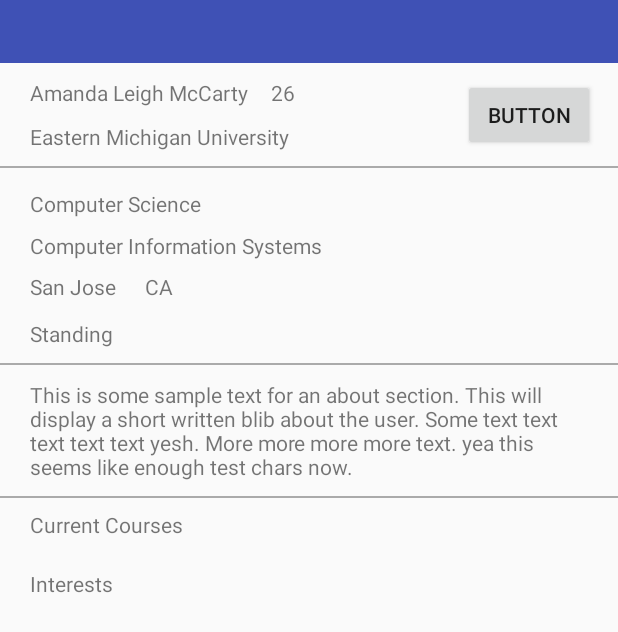
After one commit to amandamc72/CC_Android, an Android app: the ProfileActivity screen opened directly, with no data from a screen before it, on a phone screen of 412 x 824 dp. The commit adds this screen. Shown: the top 632 px of the screen. Run offline under Robolectric (Android 15) with nearby library versions, the phone set to English and light mode, and no system bars.

Commit message:
Basic profile ui before tinkering

```diff
--- a/app/build.gradle
+++ b/app/build.gradle
@@ -25,7 +25,7 @@ dependencies {
         exclude group: 'com.android.support', module: 'support-annotations'
     })
     compile 'com.android.support:appcompat-v7:24.2.1'
-    compile 'com.android.support.constraint:constraint-layout:1.0.1'
+    compile 'com.android.support.constraint:constraint-layout:1.0.2'
     compile 'com.google.code.gson:gson:2.8.0'
     compile 'com.squareup.retrofit2:retrofit:2.2.0'
     compile 'com.squareup.retrofit2:converter-gson:2.1.0'
--- a/app/src/main/AndroidManifest.xml
+++ b/app/src/main/AndroidManifest.xml
@@ -10,7 +10,7 @@
         android:label="@string/app_name"
         android:supportsRtl="true"
         android:theme="@style/AppTheme">
-        <activity android:name=".LoginActivity"></activity>
+        <activity android:name=".LoginActivity" />
         <activity android:name=".SignUpActivity" />
         <activity android:name=".RegisterActivity" />
         <activity android:name=".SignUpPathActivity" />
@@ -21,6 +21,7 @@
                 <category android:name="android.intent.category.LAUNCHER" />
             </intent-filter>
         </activity>
+        <activity android:name=".ProfileActivity"></activity>
     </application>
 
 </manifest>
--- /dev/null
+++ b/app/src/main/java/com/campusconnection/CoursesListAdapter.java
@@ -0,0 +1,5 @@
+package com.campusconnection;
+
+
+public class CoursesListAdapter {
+}
--- a/app/src/main/java/com/campusconnection/ListActivity.java
+++ b/app/src/main/java/com/campusconnection/ListActivity.java
@@ -3,7 +3,6 @@ package com.campusconnection;
 import android.os.Bundle;
 import android.support.design.widget.FloatingActionButton;
 import android.support.design.widget.Snackbar;
-import android.util.Log;
 import android.view.View;
 import android.support.design.widget.NavigationView;
 import android.support.v4.view.GravityCompat;
@@ -15,12 +14,9 @@ import android.view.Menu;
 import android.view.MenuItem;
 import android.widget.*;
 
-import com.campusconnection.model.GenericResponse;
 import com.campusconnection.model.MemberListResponse;
-import com.campusconnection.model.RegisterRequest;
 import com.campusconnection.rest.ApiClient;
 import com.campusconnection.rest.ApiInterface;
-import com.google.gson.GsonBuilder;
 
 import java.util.ArrayList;
 
@@ -129,9 +125,9 @@ public class ListActivity extends AppCompatActivity
 
                 ArrayList<MemberListResponse.MemberListData> members = res.getMemberList();
 
-                ListAdapter listAdapter = new ListAdapter(ListActivity.this, members);
+                UsersListAdapter usersListAdapter = new UsersListAdapter(ListActivity.this, members);
                 ListView listView = (ListView) findViewById(R.id.memberListView);
-                listView.setAdapter(listAdapter);
+                listView.setAdapter(usersListAdapter);
             }
             @Override
             public void onFailure(Call call, Throwable t) {
--- /dev/null
+++ b/app/src/main/java/com/campusconnection/ProfileActivity.java
@@ -0,0 +1,13 @@
+package com.campusconnection;
+
+import android.support.v7.app.AppCompatActivity;
+import android.os.Bundle;
+
+public class ProfileActivity extends AppCompatActivity {
+
+    @Override
+    protected void onCreate(Bundle savedInstanceState) {
+        super.onCreate(savedInstanceState);
+        setContentView(R.layout.activity_profile);
+    }
+}
--- a/app/src/main/java/com/campusconnection/ListAdapter.java
+++ b/app/src/main/java/com/campusconnection/UsersListAdapter.java
@@ -15,12 +15,12 @@ import com.squareup.picasso.Picasso;
 
 import java.util.ArrayList;
 
-public class ListAdapter extends BaseAdapter {
+public class UsersListAdapter extends BaseAdapter {
 
     private Context context;
     private ArrayList<MemberListResponse.MemberListData> listItems;
 
-    public ListAdapter(Context context, ArrayList<MemberListResponse.MemberListData> listItems){
+    public UsersListAdapter(Context context, ArrayList<MemberListResponse.MemberListData> listItems){
         this.context = context;
         this.listItems = listItems;
     }
--- /dev/null
+++ b/app/src/main/res/layout/activity_profile.xml
@@ -0,0 +1,218 @@
+<?xml version="1.0" encoding="utf-8"?>
+<RelativeLayout xmlns:android="http://schemas.android.com/apk/res/android"
+    xmlns:app="http://schemas.android.com/apk/res-auto"
+    xmlns:tools="http://schemas.android.com/tools"
+    android:layout_width="match_parent"
+    android:layout_height="match_parent"
+    tools:context="com.campusconnection.ProfileActivity">
+
+
+    <android.support.v7.widget.Toolbar
+        android:id="@+id/profileToolbar"
+        android:layout_width="match_parent"
+        android:layout_height="42dp"
+        android:layout_alignParentLeft="true"
+        android:layout_alignParentStart="true"
+        android:layout_alignParentTop="true"
+        android:background="?attr/colorPrimary"
+        android:minHeight="?attr/actionBarSize"
+        android:theme="?attr/actionBarTheme" />
+
+
+    <ScrollView
+        android:layout_width="match_parent"
+        android:layout_height="match_parent"
+        android:layout_below="@+id/profileToolbar"
+        android:fillViewport="true">
+
+        <RelativeLayout
+            android:layout_width="match_parent"
+            android:layout_height="wrap_content">
+
+            <ImageView
+                android:id="@+id/imageView3"
+                android:layout_width="match_parent"
+                android:layout_height="wrap_content" />
+
+            <TextView
+                android:layout_width="wrap_content"
+                android:layout_height="wrap_content"
+                android:text="Amanda Leigh McCarty"
+                android:layout_marginLeft="20dp"
+                android:layout_marginStart="20dp"
+                android:layout_marginTop="10dp"
+                android:layout_below="@+id/imageView3"
+                android:layout_alignParentLeft="true"
+                android:layout_alignParentStart="true"
+                android:id="@+id/profileName" />
+
+            <TextView
+                android:id="@+id/profileAge"
+                android:layout_width="wrap_content"
+                android:layout_height="wrap_content"
+                android:layout_alignBaseline="@+id/profileName"
+                android:layout_alignBottom="@+id/profileName"
+                android:layout_marginLeft="15dp"
+                android:layout_marginStart="15dp"
+                android:layout_toEndOf="@+id/profileName"
+                android:layout_toRightOf="@+id/profileName"
+                android:text="26" />
+
+            <TextView
+                android:id="@+id/profileSchool"
+                android:layout_width="wrap_content"
+                android:layout_height="wrap_content"
+                android:text="Eastern Michigan University"
+                android:layout_below="@+id/profileName"
+                android:layout_alignLeft="@+id/profileName"
+                android:layout_alignStart="@+id/profileName"
+                android:layout_marginTop="10dp" />
+
+            <Button
+                android:id="@+id/profileMessageButton"
+                android:layout_width="wrap_content"
+                android:layout_height="wrap_content"
+                android:layout_marginEnd="15dp"
+                android:layout_marginRight="15dp"
+                android:text="Button"
+                android:layout_above="@+id/line1"
+                android:layout_alignParentRight="true"
+                android:layout_alignParentEnd="true" />
+
+            <View
+                android:id="@+id/line1"
+                android:layout_width="match_parent"
+                android:layout_height="1dp"
+                android:background="@android:color/darker_gray"
+                android:layout_below="@+id/profileSchool"
+                android:layout_marginTop="10dp"/>
+
+            <View
+                android:id="@+id/line2"
+                android:layout_width="match_parent"
+                android:layout_height="1dp"
+                android:layout_below="@+id/profileStanding"
+                android:layout_marginTop="10dp"
+                android:background="@android:color/darker_gray" />
+
+            <View
+                android:id="@+id/line3"
+                android:layout_width="match_parent"
+                android:layout_height="1dp"
+                android:layout_below="@+id/profileAbout"
+                android:layout_marginTop="10dp"
+                android:background="@android:color/darker_gray" />
+
+            <TextView
+                android:id="@+id/profileMajor"
+                android:layout_width="wrap_content"
+                android:layout_height="wrap_content"
+                android:layout_marginTop="14dp"
+                android:text="Computer Science"
+                android:layout_below="@+id/line1"
+                android:layout_alignLeft="@+id/profileSchool"
+                android:layout_alignStart="@+id/profileSchool" />
+
+            <TextView
+                android:id="@+id/profileMinor"
+                android:layout_width="wrap_content"
+                android:layout_height="wrap_content"
+                android:layout_alignLeft="@+id/profileMajor"
+                android:layout_alignStart="@+id/profileMajor"
+                android:layout_alignTop="@+id/profileMajor"
+                android:layout_marginTop="28dp"
+                android:text="Computer Information Systems" />
+
+            <TextView
+                android:id="@+id/profileCity"
+                android:layout_width="wrap_content"
+                android:layout_height="wrap_content"
+                android:layout_marginTop="8dp"
+                android:text="San Jose"
+                android:layout_below="@+id/profileMinor"
+                android:layout_alignLeft="@+id/profileMinor"
+                android:layout_alignStart="@+id/profileMinor" />
+
+            <TextView
+                android:id="@+id/profileState"
+                android:layout_width="wrap_content"
+                android:layout_height="wrap_content"
+                android:layout_alignBaseline="@+id/profileCity"
+                android:layout_alignBottom="@+id/profileCity"
+                android:layout_marginLeft="21dp"
+                android:layout_marginStart="21dp"
+                android:layout_toEndOf="@+id/profileStanding"
+                android:layout_toRightOf="@+id/profileStanding"
+                android:text="CA" />
+
+            <TextView
+                android:id="@+id/profileStanding"
+                android:layout_width="wrap_content"
+                android:layout_height="wrap_content"
+                android:text="Standing"
+                android:layout_marginTop="12dp"
+                android:layout_below="@+id/profileCity"
+                android:layout_alignLeft="@+id/profileSchool"
+                android:layout_alignStart="@+id/profileSchool" />
+
+            <TextView
+                android:id="@+id/profileAbout"
+                android:layout_width="wrap_content"
+                android:layout_height="wrap_content"
+                android:text="This is some sample text for an about section. This will display a short written blib about the user. Some text text text text text yesh. More more more more text. yea this seems like enough test chars now."
+                android:layout_marginTop="10dp"
+                android:layout_below="@+id/line2"
+                android:layout_alignLeft="@+id/profileStanding"
+                android:layout_alignStart="@+id/profileStanding"
+                android:layout_alignRight="@+id/profileMessageButton"
+                android:layout_alignEnd="@+id/profileMessageButton" />
+
+            <TextView
+                android:id="@+id/profileCurrentCourses"
+                android:layout_width="wrap_content"
+                android:layout_height="wrap_content"
+                android:layout_alignLeft="@+id/profileAbout"
+                android:layout_alignStart="@+id/profileAbout"
+                android:layout_below="@+id/line3"
+                android:layout_marginTop="8dp"
+                android:text="Current Courses" />
+
+            <ListView
+                android:id="@+id/courseList"
+                android:layout_width="wrap_content"
+                android:layout_height="wrap_content"
+                android:layout_alignEnd="@+id/profileAbout"
+                android:layout_alignLeft="@+id/profileCurrentCourses"
+                android:layout_alignRight="@+id/profileAbout"
+                android:layout_alignStart="@+id/profileCurrentCourses"
+                android:layout_below="@+id/profileCurrentCourses"
+                android:layout_marginTop="10dp" />
+
+            <TextView
+                android:id="@+id/profileInterests"
+                android:layout_width="wrap_content"
+                android:layout_height="wrap_content"
+                android:text="Interests"
+                android:layout_marginTop="10dp"
+                android:layout_alignTop="@+id/courseList"
+                android:layout_alignLeft="@+id/courseList"
+                android:layout_alignStart="@+id/courseList" />
+
+            <ListView
+                android:id="@+id/interestList"
+                android:layout_width="wrap_content"
+                android:layout_height="wrap_content"
+                android:layout_alignEnd="@+id/courseList"
+                android:layout_alignLeft="@+id/profileInterests"
+                android:layout_alignRight="@+id/courseList"
+                android:layout_alignStart="@+id/profileInterests"
+                android:layout_below="@+id/profileInterests"
+                android:layout_marginTop="16dp" />
+
+
+        </RelativeLayout>
+
+    </ScrollView>
+
+
+</RelativeLayout>
--- a/app/src/main/res/layout/activity_sign_up.xml
+++ b/app/src/main/res/layout/activity_sign_up.xml
@@ -5,15 +5,15 @@
         android:layout_height="match_parent"
         android:gravity="center_horizontal"
         android:orientation="vertical"
-        android:paddingBottom="@dimen/activity_vertical_margin"
-        android:paddingLeft="@dimen/activity_horizontal_margin"
-        android:paddingRight="@dimen/activity_horizontal_margin"
-        android:paddingTop="@dimen/activity_vertical_margin"
         tools:context="com.campusconnection.SignUpActivity">
 
         <RelativeLayout
             android:layout_width="match_parent"
-            android:layout_height="wrap_content">
+            android:layout_height="wrap_content"
+            android:paddingBottom="@dimen/activity_vertical_margin"
+            android:paddingLeft="@dimen/activity_horizontal_margin"
+            android:paddingRight="@dimen/activity_horizontal_margin"
+            android:paddingTop="@dimen/activity_vertical_margin">
             <EditText
                 android:id="@+id/signupFirstNameInput"
                 android:layout_width="match_parent"
--- a/app/src/main/res/layout/list_row.xml
+++ b/app/src/main/res/layout/list_row.xml
@@ -5,7 +5,8 @@
     android:orientation="vertical" android:layout_width="match_parent"
     android:layout_height="match_parent"
     tools:layout_editor_absoluteY="25dp"
-    tools:layout_editor_absoluteX="0dp">
+    tools:layout_editor_absoluteX="0dp"
+    android:elevation="10dp">
 
     <ImageView
         android:id="@+id/thumbnail"
```
